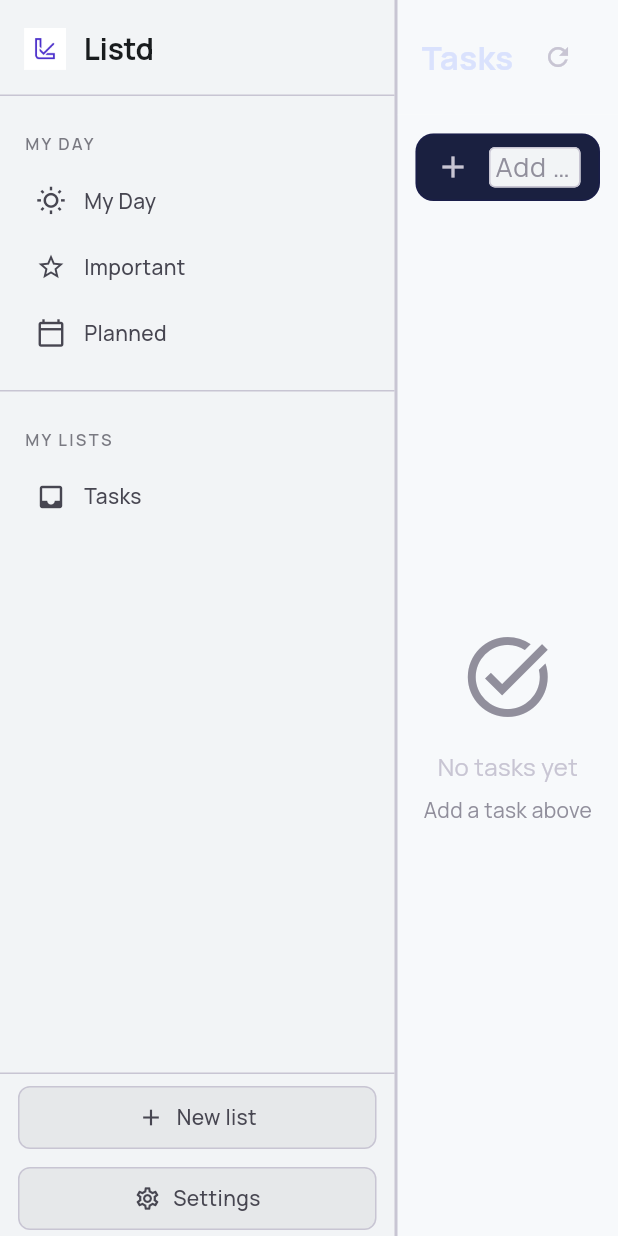
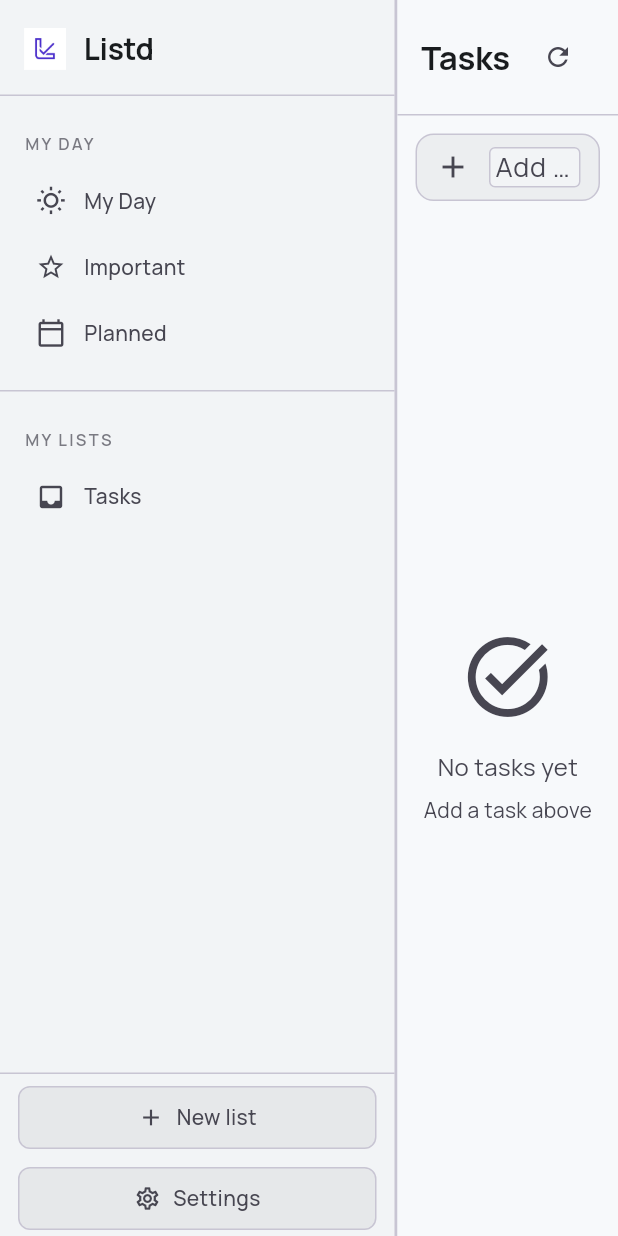
Before and after one commit to azrim/listd, a Flutter app: the screen it shows once a user with an empty profile is signed in, after a tap on the "refresh" icon, on a phone screen of 412 x 824 dp. Run offline on Flutter 3.47's test engine with Material 3 defaults, Android fonts, the phone set to English and light mode, and no system bars; our stand-ins replace drift, drift_flutter, flutter_animate, flutter_riverpod, flutter_secure_storage, go_router and 2 more; accounts and stored records are empty; generated files the repository leaves out were written again; statements that could not run were skipped.

Commit message:
feat(tasks): theme-aware task list panel w/ Stitch surfaces
Replaces hardcoded #1A2040 cards, white-38 outlines, amber star tint
and Color(0xFF8C8A97) labels in the middle task panel with
Theme.of(context).colorScheme references so the list, stats strip,
add-task input and delete dialog render correctly under both light
and dark Stitch themes.

- TaskListPanel root now wraps a ColoredBox(scheme.surface) so the
  panel matches the home shell instead of bleeding through.
- Header divider uses scheme.outlineVariant; refresh icon uses
  scheme.onSurfaceVariant.
- _StatsStrip, _AddTaskInput and _TaskRow share scheme.surfaceContainer
  fill with scheme.outlineVariant border; selected row glow uses
  scheme.primary.
- Star icon switched from Colors.amber to scheme.tertiary so it picks
  up the indigo coral accent (FF5C8D / FFA5C0) per the design.
- Delete dialog uses default Theme dialog surface and scheme.error/
  onError on the destructive button instead of bgSurface/danger tints.
- Removed unused AppColors import.

Co-Authored-By: Devin AI <158243242+devin-ai-integration[bot]@users.noreply.github.com>

```diff
--- a/lib/widgets/task_list_panel.dart
+++ b/lib/widgets/task_list_panel.dart
@@ -5,7 +5,6 @@ import 'package:uuid/uuid.dart';
 import '../models/task.dart';
 import '../providers/tasks_provider.dart';
 import '../providers/ui_state_providers.dart';
-import '../theme/app_colors.dart';
 
 /// Main task list panel - 3-column layout middle column
 class TaskListPanel extends ConsumerWidget {
@@ -24,50 +23,51 @@ class TaskListPanel extends ConsumerWidget {
   Widget build(BuildContext context, WidgetRef ref) {
     final tasksAsync = ref.watch(tasksNotifierProvider(listId));
     final selectedTaskId = ref.watch(selectedTaskIdProvider);
+    final scheme = Theme.of(context).colorScheme;
 
-    return Column(
+    return ColoredBox(
+      color: scheme.surface,
+      child: Column(
         children: [
-        // Header
           _buildHeader(context, ref),
-        // Stats strip
           _StatsStrip(tasksAsync: tasksAsync),
-        // Add task input at TOP
           _AddTaskInput(listId: listId),
-        // Task list
           Expanded(
             child: tasksAsync.when(
-            data: (tasks) => _buildContent(context, ref, tasks, selectedTaskId),
+              data: (tasks) =>
+                  _buildContent(context, ref, tasks, selectedTaskId),
               loading: () => const Center(child: CircularProgressIndicator()),
               error: (e, _) => _buildError(context, ref, e),
             ),
           ),
         ],
+      ),
     );
   }
 
   Widget _buildHeader(BuildContext context, WidgetRef ref) {
+    final scheme = Theme.of(context).colorScheme;
     return Container(
       padding: const EdgeInsets.symmetric(horizontal: 16, vertical: 14),
-      decoration: const BoxDecoration(
-        border: Border(
-          bottom: BorderSide(color: AppColors.glassBorderSubtle, width: 1),
-        ),
+      decoration: BoxDecoration(
+        border: Border(bottom: BorderSide(color: scheme.outlineVariant)),
       ),
       child: Row(
         children: [
           Expanded(
             child: Text(
               listName,
-              style: const TextStyle(
+              style: TextStyle(
                 fontSize: 22,
                 fontWeight: FontWeight.w700,
-                color: AppColors.textPrimary,
+                color: scheme.onSurface,
+                letterSpacing: -0.2,
               ),
             ),
           ),
           IconButton(
             icon: const Icon(Icons.refresh, size: 20),
-            color: AppColors.textSecondary,
+            color: scheme.onSurfaceVariant,
             onPressed: () => ref
                 .read(tasksNotifierProvider(listId).notifier)
                 .syncFromRemote(),
@@ -93,7 +93,7 @@ class TaskListPanel extends ConsumerWidget {
     return RefreshIndicator(
       onRefresh: () =>
           ref.read(tasksNotifierProvider(listId).notifier).syncFromRemote(),
-      color: AppColors.primary,
+      color: Theme.of(context).colorScheme.primary,
       child: ListView.builder(
         padding: const EdgeInsets.symmetric(horizontal: 8, vertical: 8),
         itemCount: mainTasks.length,
@@ -126,16 +126,11 @@ class TaskListPanel extends ConsumerWidget {
   ) async {
     final confirmed = await showDialog<bool>(
       context: context,
-      builder: (context) => AlertDialog(
-        backgroundColor: AppColors.bgSurface,
-        title: const Text(
-          'Delete task',
-          style: TextStyle(color: AppColors.textPrimary),
-        ),
-        content: Text(
-          'Are you sure you want to delete "${task.title}"?',
-          style: const TextStyle(color: AppColors.textSecondary),
-        ),
+      builder: (context) {
+        final scheme = Theme.of(context).colorScheme;
+        return AlertDialog(
+          title: const Text('Delete task'),
+          content: Text('Are you sure you want to delete "${task.title}"?'),
           actions: [
             TextButton(
               onPressed: () => Navigator.of(context).pop(false),
@@ -143,11 +138,15 @@ class TaskListPanel extends ConsumerWidget {
             ),
             FilledButton(
               onPressed: () => Navigator.of(context).pop(true),
-            style: FilledButton.styleFrom(backgroundColor: AppColors.danger),
+              style: FilledButton.styleFrom(
+                backgroundColor: scheme.error,
+                foregroundColor: scheme.onError,
+              ),
               child: const Text('Delete'),
             ),
           ],
-      ),
+        );
+      },
     );
 
     if (confirmed == true) {
@@ -158,15 +157,16 @@ class TaskListPanel extends ConsumerWidget {
   }
 
   Widget _buildError(BuildContext context, WidgetRef ref, Object error) {
+    final scheme = Theme.of(context).colorScheme;
     return Center(
       child: Column(
         mainAxisAlignment: MainAxisAlignment.center,
         children: [
-          const Icon(Icons.error_outline, size: 48, color: AppColors.danger),
+          Icon(Icons.error_outline, size: 48, color: scheme.error),
           const SizedBox(height: 16),
-          const Text(
+          Text(
             'Failed to load tasks',
-            style: TextStyle(color: AppColors.textPrimary),
+            style: TextStyle(color: scheme.onSurface),
           ),
           const SizedBox(height: 16),
           FilledButton.icon(
@@ -182,20 +182,21 @@ class TaskListPanel extends ConsumerWidget {
   }
 
   Widget _buildEmptyState(BuildContext context) {
-    return const Center(
+    final scheme = Theme.of(context).colorScheme;
+    return Center(
       child: Column(
         mainAxisAlignment: MainAxisAlignment.center,
         children: [
-          Icon(Icons.task_alt, size: 64, color: AppColors.textHint),
-          SizedBox(height: 16),
+          Icon(Icons.task_alt, size: 64, color: scheme.onSurfaceVariant),
+          const SizedBox(height: 16),
           Text(
             'No tasks yet',
-            style: TextStyle(fontSize: 16, color: AppColors.textSecondary),
+            style: TextStyle(fontSize: 16, color: scheme.onSurfaceVariant),
           ),
-          SizedBox(height: 8),
+          const SizedBox(height: 8),
           Text(
             'Add a task above',
-            style: TextStyle(fontSize: 14, color: AppColors.textHint),
+            style: TextStyle(fontSize: 14, color: scheme.onSurfaceVariant),
           ),
         ],
       ),
@@ -227,16 +228,14 @@ class _StatsStrip extends StatelessWidget {
 
         if (total == 0) return const SizedBox.shrink();
 
+        final scheme = Theme.of(context).colorScheme;
         return Container(
           margin: const EdgeInsets.symmetric(horizontal: 12),
           padding: const EdgeInsets.symmetric(horizontal: 16, vertical: 10),
           decoration: BoxDecoration(
-            color: const Color(0xFF1A2040),
+            color: scheme.surfaceContainer,
             borderRadius: BorderRadius.circular(10),
-            border: Border.all(
-              color: AppColors.primary.withValues(alpha: 0.15),
-              width: 1,
-            ),
+            border: Border.all(color: scheme.outlineVariant, width: 1),
           ),
           child: Row(
             mainAxisAlignment: MainAxisAlignment.spaceAround,
@@ -283,7 +282,8 @@ class _StatItem extends StatelessWidget {
 
   @override
   Widget build(BuildContext context) {
-    final color = highlight ? AppColors.primary : AppColors.textSecondary;
+    final scheme = Theme.of(context).colorScheme;
+    final color = highlight ? scheme.primary : scheme.onSurfaceVariant;
     return Row(
       mainAxisSize: MainAxisSize.min,
       children: [
@@ -300,7 +300,7 @@ class _StatItem extends StatelessWidget {
         const SizedBox(width: 4),
         Text(
           label,
-          style: const TextStyle(fontSize: 12, color: Color(0xFF8C8A97)),
+          style: TextStyle(fontSize: 12, color: scheme.onSurfaceVariant),
         ),
       ],
     );
@@ -325,21 +325,20 @@ class _TaskRow extends StatelessWidget {
 
   @override
   Widget build(BuildContext context) {
+    final scheme = Theme.of(context).colorScheme;
     return Container(
       margin: const EdgeInsets.symmetric(horizontal: 12, vertical: 5),
       decoration: BoxDecoration(
-        color: const Color(0xFF1A2040),
+        color: scheme.surfaceContainer,
         borderRadius: BorderRadius.circular(12),
         border: Border.all(
-          color: isSelected
-              ? AppColors.primary
-              : AppColors.primary.withValues(alpha: 0.2),
+          color: isSelected ? scheme.primary : scheme.outlineVariant,
           width: 1,
         ),
         boxShadow: isSelected
             ? [
                 BoxShadow(
-                  color: AppColors.primary.withValues(alpha: 0.15),
+                  color: scheme.primary.withValues(alpha: 0.15),
                   blurRadius: 12,
                   offset: const Offset(0, 2),
                 ),
@@ -355,7 +354,6 @@ class _TaskRow extends StatelessWidget {
             padding: const EdgeInsets.all(12),
             child: Row(
               children: [
-                // Checkbox
                 GestureDetector(
                   onTap: onToggle,
                   child: Container(
@@ -364,30 +362,21 @@ class _TaskRow extends StatelessWidget {
                     decoration: BoxDecoration(
                       shape: BoxShape.circle,
                       color: task.isCompleted
-                          ? AppColors.primary
+                          ? scheme.primary
                           : Colors.transparent,
                       border: Border.all(
                         color: task.isCompleted
-                            ? AppColors.primary
-                            : const Color(0xFF5C5C5C),
+                            ? scheme.primary
+                            : scheme.outline,
                         width: 2,
                       ),
-                      boxShadow: task.isCompleted
-                          ? [
-                              BoxShadow(
-                                color: AppColors.primary.withValues(alpha: 0.4),
-                                blurRadius: 8,
-                              ),
-                            ]
-                          : null,
                     ),
                     child: task.isCompleted
-                        ? const Icon(Icons.check, size: 13, color: Colors.white)
+                        ? Icon(Icons.check, size: 13, color: scheme.onPrimary)
                         : null,
                   ),
                 ),
                 const SizedBox(width: 12),
-                // Task content
                 Expanded(
                   child: Text(
                     task.title,
@@ -395,8 +384,8 @@ class _TaskRow extends StatelessWidget {
                       fontSize: 15,
                       fontWeight: FontWeight.w500,
                       color: task.isCompleted
-                          ? AppColors.textHint
-                          : const Color(0xFFEBEBEB),
+                          ? scheme.onSurfaceVariant
+                          : scheme.onSurface,
                       decoration: task.isCompleted
                           ? TextDecoration.lineThrough
                           : null,
@@ -405,7 +394,6 @@ class _TaskRow extends StatelessWidget {
                     maxLines: 1,
                   ),
                 ),
-                // Due date
                 if (task.due != null)
                   Container(
                     padding: const EdgeInsets.symmetric(
@@ -413,21 +401,17 @@ class _TaskRow extends StatelessWidget {
                       vertical: 2,
                     ),
                     decoration: BoxDecoration(
-                      color: AppColors.primary.withValues(alpha: 0.15),
+                      color: scheme.primary.withValues(alpha: 0.15),
                       borderRadius: BorderRadius.circular(8),
                     ),
                     child: Text(
                       _formatDate(task.due!),
-                      style: const TextStyle(
-                        fontSize: 11,
-                        color: AppColors.primary,
+                      style: TextStyle(fontSize: 11, color: scheme.primary),
                     ),
                   ),
-                  ),
-                // Star
                 if (task.isStarred) ...[
                   const SizedBox(width: 8),
-                  const Icon(Icons.star, size: 18, color: Colors.amber),
+                  Icon(Icons.star, size: 18, color: scheme.tertiary),
                 ],
               ],
             ),
@@ -492,48 +476,42 @@ class _AddTaskInputState extends ConsumerState<_AddTaskInput> {
 
   @override
   Widget build(BuildContext context) {
+    final scheme = Theme.of(context).colorScheme;
     return Container(
       margin: const EdgeInsets.all(12),
       padding: const EdgeInsets.symmetric(horizontal: 12, vertical: 8),
       decoration: BoxDecoration(
-        color: const Color(0xFF1A2040),
+        color: scheme.surfaceContainer,
         borderRadius: BorderRadius.circular(12),
-        border: Border.all(
-          color: AppColors.primary.withValues(alpha: 0.2),
-          width: 1,
-        ),
+        border: Border.all(color: scheme.outlineVariant, width: 1),
       ),
       child: Row(
         children: [
           if (_isLoading)
-            const SizedBox(
+            SizedBox(
               width: 24,
               height: 24,
               child: Padding(
-                padding: EdgeInsets.all(4),
+                padding: const EdgeInsets.all(4),
                 child: CircularProgressIndicator(
                   strokeWidth: 2,
-                  color: AppColors.primary,
+                  color: scheme.primary,
                 ),
               ),
             )
           else
             GestureDetector(
               onTap: _addTask,
-              child: const Icon(
-                Icons.add,
-                size: 24,
-                color: AppColors.textSecondary,
-              ),
+              child: Icon(Icons.add, size: 24, color: scheme.onSurfaceVariant),
             ),
           const SizedBox(width: 12),
           Expanded(
             child: TextField(
               controller: _controller,
-              style: const TextStyle(color: AppColors.textPrimary),
-              decoration: const InputDecoration(
+              style: TextStyle(color: scheme.onSurface),
+              decoration: InputDecoration(
                 hintText: 'Add a task...',
-                hintStyle: TextStyle(color: AppColors.textHint),
+                hintStyle: TextStyle(color: scheme.onSurfaceVariant),
                 border: InputBorder.none,
                 isDense: true,
                 contentPadding: EdgeInsets.zero,
```
Lines whose indentation alone changed are shown as unchanged.
